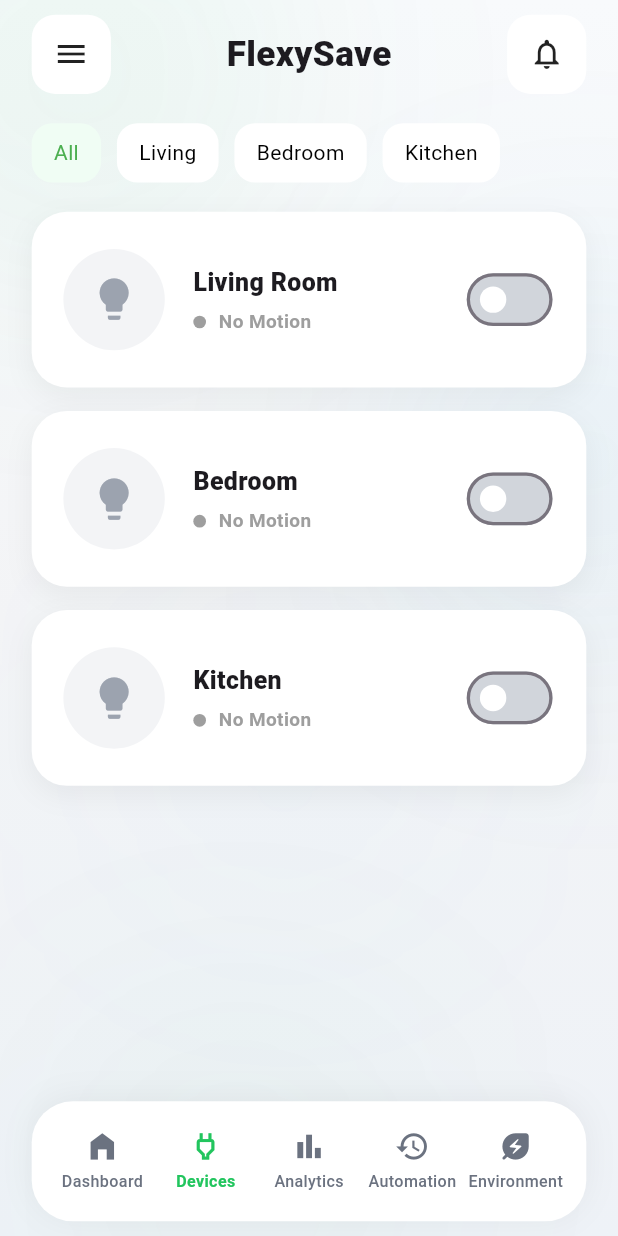
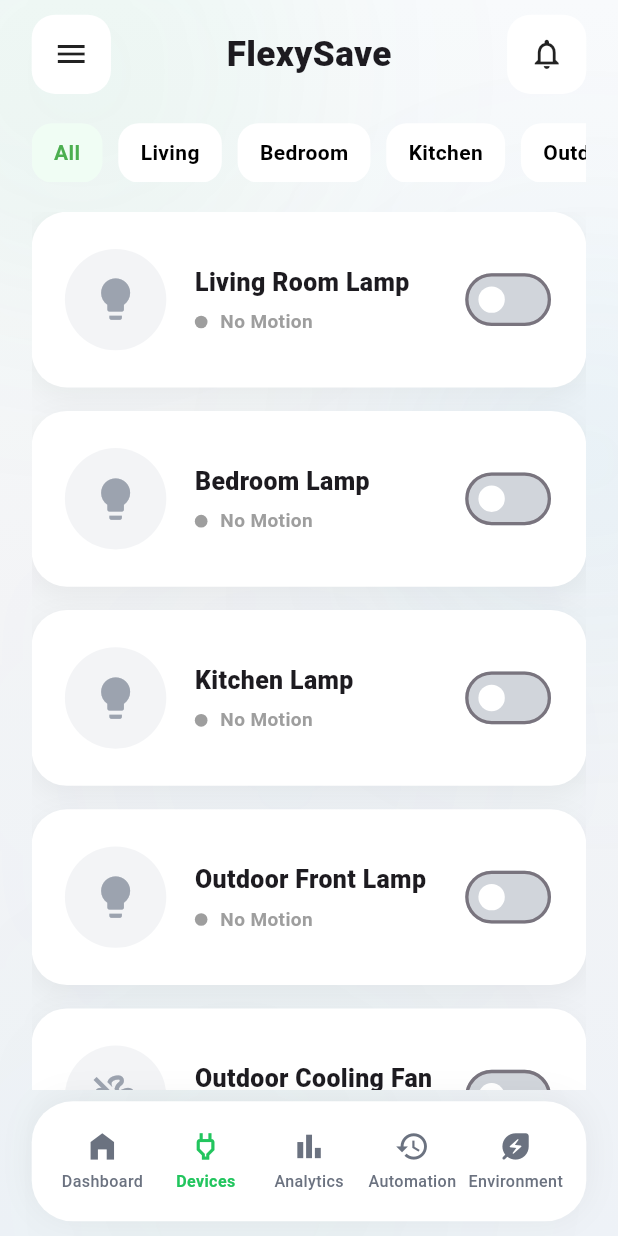
Before and after one commit to MF22-321/smart_home_mobile, a Flutter app: the screen it shows after launch, item 2 of the bottom bar chosen, on a phone screen of 412 x 824 dp. Run offline on Flutter 3.47's test engine with Material 3 defaults, Android fonts, the phone set to English and light mode, and no system bars; our stand-ins replace carousel_slider, fl_chart, flutter_screenutil; missing offline and left inert: mqtt_client; network calls fail.

Commit message:
Adding fan and led device

```diff
--- a/lib/features/device/pages/device_page.dart
+++ b/lib/features/device/pages/device_page.dart
@@ -21,25 +21,71 @@ class DevicePage extends StatefulWidget {
 class _DevicePageState extends State<DevicePage> {
   int selectedCategory = 0;
 
-  /// 🔥 REAL DEVICE MAP
+  /// =====================================================
+  /// 🔥 DEVICE LIST
+  /// =====================================================
   final List<Map<String, dynamic>> deviceList = [
     {
-      "name": "Living Room",
+      "title": "Living Room Lamp",
       "device_id": "flexy-001",
+      "target": "LED",
+      "statusKey": "led",
       "room": "living",
-      "icon": Icons.weekend,
+      "icon": Icons.lightbulb,
+      "color": Color(0xffFACC15),
     },
+
     {
-      "name": "Bedroom",
+      "title": "Bedroom Lamp",
       "device_id": "flexy-002",
+      "target": "LED",
+      "statusKey": "led",
       "room": "bedroom",
-      "icon": Icons.bed,
+      "icon": Icons.lightbulb,
+      "color": Color(0xff60A5FA),
     },
+
     {
-      "name": "Kitchen",
+      "title": "Kitchen Lamp",
       "device_id": "flexy-003",
+      "target": "LED",
+      "statusKey": "led",
       "room": "kitchen",
-      "icon": Icons.kitchen,
+      "icon": Icons.lightbulb,
+      "color": Color(0xff34D399),
+    },
+
+    /// 🔥 FLEXY-004 LED
+    {
+      "title": "Outdoor Front Lamp",
+      "device_id": "flexy-004",
+      "target": "LED",
+      "statusKey": "led",
+      "room": "outdoor",
+      "icon": Icons.lightbulb,
+      "color": Color(0xffF59E0B),
+    },
+
+    /// 🔥 FLEXY-004 FAN
+    {
+      "title": "Outdoor Cooling Fan",
+      "device_id": "flexy-004",
+      "target": "FAN",
+      "statusKey": "fan",
+      "room": "outdoor",
+      "icon": Icons.mode_fan_off_outlined,
+      "color": Color(0xff3B82F6),
+    },
+
+    /// 🔥 FLEXY-005
+    {
+      "title": "Outdoor Backyard Lamp",
+      "device_id": "flexy-005",
+      "target": "LED",
+      "statusKey": "led",
+      "room": "outdoor",
+      "icon": Icons.lightbulb,
+      "color": Color(0xff22C55E),
     },
   ];
 
@@ -52,12 +98,18 @@ class _DevicePageState extends State<DevicePage> {
           child: Column(
             children: [
               SizedBox(height: 10.h),
+
               _header(),
-              SizedBox(height: 20.h),
-              _category(),
+
               SizedBox(height: 20.h),
 
-              /// 🔥 REALTIME DEVICE LIST
+              _category(),
+
+              SizedBox(height: 20.h),
+
+              /// =====================================================
+              /// DEVICE LIST
+              /// =====================================================
               Expanded(
                 child: AnimatedBuilder(
                   animation: widget.deviceService,
@@ -66,9 +118,19 @@ class _DevicePageState extends State<DevicePage> {
 
                     final filtered = deviceList.where((d) {
                       if (selectedCategory == 0) return true;
-                      if (selectedCategory == 1) return d['room'] == "living";
-                      if (selectedCategory == 2) return d['room'] == "bedroom";
-                      if (selectedCategory == 3) return d['room'] == "kitchen";
+                      if (selectedCategory == 1) {
+                        return d['room'] == "living";
+                      }
+                      if (selectedCategory == 2) {
+                        return d['room'] == "bedroom";
+                      }
+                      if (selectedCategory == 3) {
+                        return d['room'] == "kitchen";
+                      }
+                      if (selectedCategory == 4) {
+                        return d['room'] == "outdoor";
+                      }
+
                       return true;
                     }).toList();
 
@@ -76,19 +138,25 @@ class _DevicePageState extends State<DevicePage> {
                       itemCount: filtered.length,
                       itemBuilder: (context, index) {
                         final item = filtered[index];
+
                         final deviceId = item['device_id'];
+                        final statusKey = item['statusKey'];
 
                         final device = devices[deviceId];
 
-                        final isOn = device?.status['state'] == "ON";
+                        final isOn = device?.status[statusKey] == "ON";
+
                         final motion = device?.sensors['motion'] == 1;
 
                         return _deviceCard(
-                          title: item['name'],
+                          title: item['title'],
                           icon: item['icon'],
+                          color: item['color'],
                           isOn: isOn,
                           motion: motion,
                           deviceId: deviceId,
+                          target: item['target'],
+                          statusKey: statusKey,
                         );
                       },
                     );
@@ -102,30 +170,40 @@ class _DevicePageState extends State<DevicePage> {
     );
   }
 
-  /// ================= HEADER =================
+  /// =====================================================
+  /// HEADER
+  /// =====================================================
   Widget _header() {
     return Row(
       mainAxisAlignment: MainAxisAlignment.spaceBetween,
       children: [
         _topIcon(Icons.menu),
+
         Text(
           "FlexySave",
           style: TextStyle(fontSize: 24.sp, fontWeight: FontWeight.w800),
         ),
+
         _topIcon(Icons.notifications_none),
       ],
     );
   }
 
-  /// ================= CATEGORY =================
+  /// =====================================================
+  /// CATEGORY
+  /// =====================================================
   Widget _category() {
-    return Row(
+    return SingleChildScrollView(
+      scrollDirection: Axis.horizontal,
+      child: Row(
         children: [
           _chip("All", 0),
           _chip("Living", 1),
           _chip("Bedroom", 2),
           _chip("Kitchen", 3),
+          _chip("Outdoor", 4),
         ],
+      ),
     );
   }
 
@@ -133,37 +211,61 @@ class _DevicePageState extends State<DevicePage> {
     final selected = selectedCategory == index;
 
     return GestureDetector(
-      onTap: () => setState(() => selectedCategory = index),
-      child: Container(
+      onTap: () {
+        setState(() {
+          selectedCategory = index;
+        });
+      },
+
+      child: AnimatedContainer(
+        duration: const Duration(milliseconds: 250),
         margin: EdgeInsets.only(right: 10.w),
         padding: EdgeInsets.symmetric(horizontal: 14.w, vertical: 10.h),
+
         decoration: BoxDecoration(
           color: selected ? const Color(0xffF0FDF4) : Colors.white,
+
           borderRadius: BorderRadius.circular(14.r),
         ),
+
         child: Text(
           text,
-          style: TextStyle(color: selected ? Colors.green : Colors.black),
+          style: TextStyle(
+            color: selected ? Colors.green : Colors.black,
+            fontWeight: FontWeight.w600,
+          ),
         ),
       ),
     );
   }
 
-  /// ================= DEVICE CARD =================
+  /// =====================================================
+  /// DEVICE CARD
+  /// =====================================================
   Widget _deviceCard({
     required String title,
     required IconData icon,
+    required Color color,
     required bool isOn,
     required bool motion,
     required String deviceId,
+    required String target,
+    required String statusKey,
   }) {
-    return Container(
+    return AnimatedContainer(
+      duration: const Duration(milliseconds: 250),
       height: 120.h,
       margin: EdgeInsets.only(bottom: 16.h),
       padding: EdgeInsets.symmetric(horizontal: 20.w, vertical: 18.h),
+
       decoration: BoxDecoration(
         color: Colors.white,
         borderRadius: BorderRadius.circular(24.r),
+
+        border: Border.all(
+          color: isOn ? color.withOpacity(0.25) : Colors.transparent,
+        ),
+
         boxShadow: [
           BoxShadow(
             color: Colors.black.withOpacity(0.05),
@@ -173,40 +275,47 @@ class _DevicePageState extends State<DevicePage> {
         ],
       ),
 
-      /// 🔥 langsung Row (lebih clean)
       child: Row(
         children: [
-          /// 🔥 ICON LAMPU ANIMATED
+          /// =====================================================
+          /// ICON
+          /// =====================================================
           AnimatedContainer(
             duration: const Duration(milliseconds: 300),
             width: 64.w,
             height: 64.w,
+
             decoration: BoxDecoration(
               shape: BoxShape.circle,
-              color: isOn ? const Color(0xffFEF9C3) : const Color(0xffF3F4F6),
+
+              color: isOn ? color.withOpacity(0.18) : const Color(0xffF3F4F6),
+
               boxShadow: isOn
                   ? [
                       BoxShadow(
-                        color: Colors.yellow.withOpacity(0.6),
+                        color: color.withOpacity(0.4),
                         blurRadius: 20,
-                        spreadRadius: 3,
+                        spreadRadius: 2,
                       ),
                     ]
                   : [],
             ),
+
             child: Icon(
-              Icons.lightbulb,
+              icon,
               size: 34.sp,
-              color: isOn ? const Color(0xffFACC15) : const Color(0xff9CA3AF),
+              color: isOn ? color : const Color(0xff9CA3AF),
             ),
           ),
 
           SizedBox(width: 18.w),
 
-          /// 🔥 TEXT INFO
+          /// =====================================================
+          /// INFO
+          /// =====================================================
           Expanded(
             child: Column(
-              mainAxisAlignment: MainAxisAlignment.center, // 🔥 tengah vertikal
+              mainAxisAlignment: MainAxisAlignment.center,
               crossAxisAlignment: CrossAxisAlignment.start,
               children: [
                 Text(
@@ -219,22 +328,27 @@ class _DevicePageState extends State<DevicePage> {
 
                 SizedBox(height: 6.h),
 
-                /// PIR STATUS
                 Row(
                   children: [
                     Container(
                       width: 8.w,
                       height: 8.w,
+
                       decoration: BoxDecoration(
                         color: motion ? Colors.red : Colors.grey,
+
                         shape: BoxShape.circle,
                       ),
                     ),
+
                     SizedBox(width: 8.w),
+
                     Text(
                       motion ? "Motion Detected" : "No Motion",
+
                       style: TextStyle(
                         color: motion ? Colors.red : Colors.grey,
+
                         fontSize: 13.sp,
                         fontWeight: FontWeight.w600,
                       ),
@@ -245,20 +359,34 @@ class _DevicePageState extends State<DevicePage> {
             ),
           ),
 
-          /// 🔥 SWITCH (lebih rapi)
+          /// =====================================================
+          /// SWITCH
+          /// =====================================================
           Transform.scale(
             scale: 1.1,
+
             child: Switch(
               value: isOn,
+
               onChanged: (val) {
-                widget.mqttService.sendControl(
-                  deviceId,
-                  "LED",
-                  val ? "ON" : "OFF",
-                );
+                final command = val ? "ON" : "OFF";
+
+                /// 🔥 SEND MQTT
+                widget.mqttService.sendControl(deviceId, target, command);
+
+                /// 🔥 OPTIMISTIC UI
+                final device = widget.deviceService.getDevice(deviceId);
+
+                if (device != null) {
+                  device.status[statusKey] = command;
+                }
+
+                widget.deviceService.notifyListeners();
               },
+
               activeColor: Colors.white,
               activeTrackColor: const Color(0xff22C55E),
+
               inactiveThumbColor: Colors.white,
               inactiveTrackColor: const Color(0xffD1D5DB),
             ),
@@ -272,10 +400,12 @@ class _DevicePageState extends State<DevicePage> {
     return Container(
       width: 50.w,
       height: 50.w,
+
       decoration: BoxDecoration(
         color: Colors.white,
         borderRadius: BorderRadius.circular(16.r),
       ),
+
       child: Icon(icon),
     );
   }
--- a/lib/services/device_service.dart
+++ b/lib/services/device_service.dart
@@ -2,14 +2,25 @@ import 'dart:async';
 import 'package:flutter/foundation.dart';
 import 'mqtt_service.dart';
 
+/// =====================================================
+/// DEVICE MODEL
+/// =====================================================
 class DeviceData {
   final String deviceId;
 
+  /// SENSOR DATA
   Map<String, dynamic> sensors = {};
+
+  /// STATUS DEVICE
+  /// ex:
+  /// led  -> ON/OFF
+  /// fan  -> ON/OFF
   Map<String, dynamic> status = {};
+
+  /// REALTIME DATA
   Map<String, dynamic> realtime = {};
 
-  /// 🔥 AKUMULASI BIAYA
+  /// 🔥 TOTAL COST
   double totalCost = 0;
 
   DateTime? lastUpdate;
@@ -17,6 +28,9 @@ class DeviceData {
   DeviceData({required this.deviceId});
 }
 
+/// =====================================================
+/// DEVICE DATA SERVICE
+/// =====================================================
 class DeviceDataService extends ChangeNotifier {
   final MqttService mqtt;
 
@@ -24,53 +38,86 @@ class DeviceDataService extends ChangeNotifier {
     _init();
   }
 
+  /// =====================================================
+  /// STORAGE
+  /// =====================================================
   final Map<String, DeviceData> _devices = {};
+
   Map<String, DeviceData> get devices => _devices;
 
+  /// =====================================================
+  /// ENV STORAGE
+  /// =====================================================
   final Map<String, Map<String, dynamic>> _envPerDevice = {};
 
+  /// =====================================================
+  /// STREAM REALTIME
+  /// =====================================================
   final _envController = StreamController<Map<String, dynamic>>.broadcast();
+
   Stream<Map<String, dynamic>> get environmentStream => _envController.stream;
 
-  /// 🔥 TARIF
+  /// =====================================================
+  /// TARIF PLN
+  /// =====================================================
   static const double tarif = 1444;
 
+  /// =====================================================
+  /// INIT MQTT
+  /// =====================================================
   void _init() {
     mqtt.onParsedMessage = (topic, data) {
       _handleMessage(topic, data);
     };
   }
 
+  /// =====================================================
+  /// HANDLE MQTT
+  /// =====================================================
   void _handleMessage(String topic, Map<String, dynamic> json) {
     try {
       final deviceId = json['device_id'];
+
       if (deviceId == null) return;
 
       bool updated = false;
 
+      /// =====================================================
+      /// INIT DEVICE
+      /// =====================================================
       _devices.putIfAbsent(deviceId, () => DeviceData(deviceId: deviceId));
+
       final device = _devices[deviceId]!;
 
+      /// =====================================================
+      /// INIT ENV
+      /// =====================================================
       _envPerDevice.putIfAbsent(deviceId, () => {});
+
       final env = _envPerDevice[deviceId]!;
 
-      /// ================= SENSOR =================
+      /// =====================================================
+      /// SENSOR DATA
+      /// =====================================================
       if (topic.contains('sensor')) {
         if (json.containsKey('data')) {
           final data = json['data'];
 
           device.sensors.addAll(data);
 
+          /// TEMP
           if (data.containsKey('tempC')) {
             env['temperature'] = data['tempC'];
             updated = true;
           }
 
+          /// HUMIDITY
           if (data.containsKey('humidity')) {
             env['humidity'] = data['humidity'];
             updated = true;
           }
 
+          /// MOTION
           if (data.containsKey('motion')) {
             env['motion'] = data['motion'] == 1;
             updated = true;
@@ -78,10 +125,13 @@ class DeviceDataService extends ChangeNotifier {
         }
       }
 
-      /// ================= LDR =================
-      if (topic.contains('ldr')) {
+      /// =====================================================
+      /// LDR
+      /// =====================================================
+      if (topic.contains('sensor/ldr')) {
         if (json.containsKey('data')) {
           final data = json['data'];
+
           if (data.containsKey('state')) {
             env['light'] = data['state'];
             updated = true;
@@ -89,77 +139,112 @@ class DeviceDataService extends ChangeNotifier {
         }
       }
 
-      /// ================= FAN =================
-      if (topic.contains('fan')) {
+      /// =====================================================
+      /// LED STATUS
+      /// =====================================================
+      if (topic.contains('status/led')) {
         if (json.containsKey('status')) {
-          env['fan'] = json['status'];
-          updated = true;
+          device.status['led'] = json['status'];
+
+          /// 🔥 REALTIME UI
+          _envController.add({'device_id': deviceId, 'data': Map.from(env)});
+
+          notifyListeners();
         }
       }
 
-      /// ================= LED STATUS =================
-      if (topic.contains('status/led')) {
+      /// =====================================================
+      /// FAN STATUS
+      /// =====================================================
+      if (topic.contains('status/fan')) {
         if (json.containsKey('status')) {
-          device.status['state'] = json['status'];
+          device.status['fan'] = json['status'];
+
+          /// 🔥 REALTIME UI
+          _envController.add({'device_id': deviceId, 'data': Map.from(env)});
+
+          notifyListeners();
         }
       }
 
-      /// ================= 🔥 REALTIME PZEM =================
-      /// ================= 🔥 REALTIME PZEM =================
+      /// =====================================================
+      /// REALTIME PZEM
+      /// =====================================================
       if (topic.contains('realtime/pzem')) {
         if (json.containsKey('data')) {
           final data = json['data'];
 
-          /// 🔥 AMBIL DATA DARI SENSOR
+          /// 🔥 SENSOR VALUE
           final power = (data['power'] ?? 0).toDouble();
+
           final energy = (data['energy'] ?? 0).toDouble();
 
-          /// 🔥 TARIF LISTRIK
-          const double tarif = 1444;
-
-          /// ===============================
-          /// 🔥 SAVE RAW DATA
-          /// ===============================
+          /// =====================================================
+          /// SAVE RAW
+          /// =====================================================
           device.realtime.addAll(data);
 
-          /// ===============================
-          /// 🔥 MAP KE ENV (UNTUK UI)
-          /// ===============================
+          /// =====================================================
+          /// MAP KE ENV
+          /// =====================================================
           env['power'] = power;
+
           env['voltage'] = (data['voltage'] ?? 0).toDouble();
+
           env['current'] = (data['current'] ?? 0).toDouble();
 
-          /// 🔥 ENERGY (LANGSUNG DARI PZEM)
+          /// 🔥 ENERGY REAL DARI PZEM
           env['energy'] = energy;
 
-          /// 🔥 COST (AKURAT & STABIL)
+          /// 🔥 COST
           env['cost'] = energy * tarif;
 
-          /// ===============================
-          /// 🔥 STREAM KE UI
-          /// ===============================
+          /// =====================================================
+          /// STREAM
+          /// =====================================================
           _envController.add({'device_id': deviceId, 'data': Map.from(env)});
+
+          notifyListeners();
         }
       }
 
+      /// =====================================================
+      /// UPDATE STREAM
+      /// =====================================================
       if (updated) {
         _envController.add({'device_id': deviceId, 'data': Map.from(env)});
       }
 
       notifyListeners();
     } catch (e) {
-      print("DeviceDataService error: $e");
+      debugPrint("DeviceDataService error: $e");
     }
   }
 
-  DeviceData? getDevice(String id) => _devices[id];
+  /// =====================================================
+  /// GET DEVICE
+  /// =====================================================
+  DeviceData? getDevice(String id) {
+    return _devices[id];
+  }
 
-  List<DeviceData> getAllDevices() => _devices.values.toList();
+  /// =====================================================
+  /// GET ALL DEVICES
+  /// =====================================================
+  List<DeviceData> getAllDevices() {
+    return _devices.values.toList();
+  }
 
+  /// =====================================================
+  /// GET ENV
+  /// =====================================================
   Map<String, dynamic> getEnv(String deviceId) {
     return _envPerDevice[deviceId] ?? {};
   }
 
+  /// =====================================================
+  /// DISPOSE
+  /// =====================================================
   void disposeService() {
     _envController.close();
   }
```
Also changed, not shown: lib/features/home/widget/active_devices_card.dart (+138 -72 lines). Lines whose indentation alone changed are shown as unchanged.
